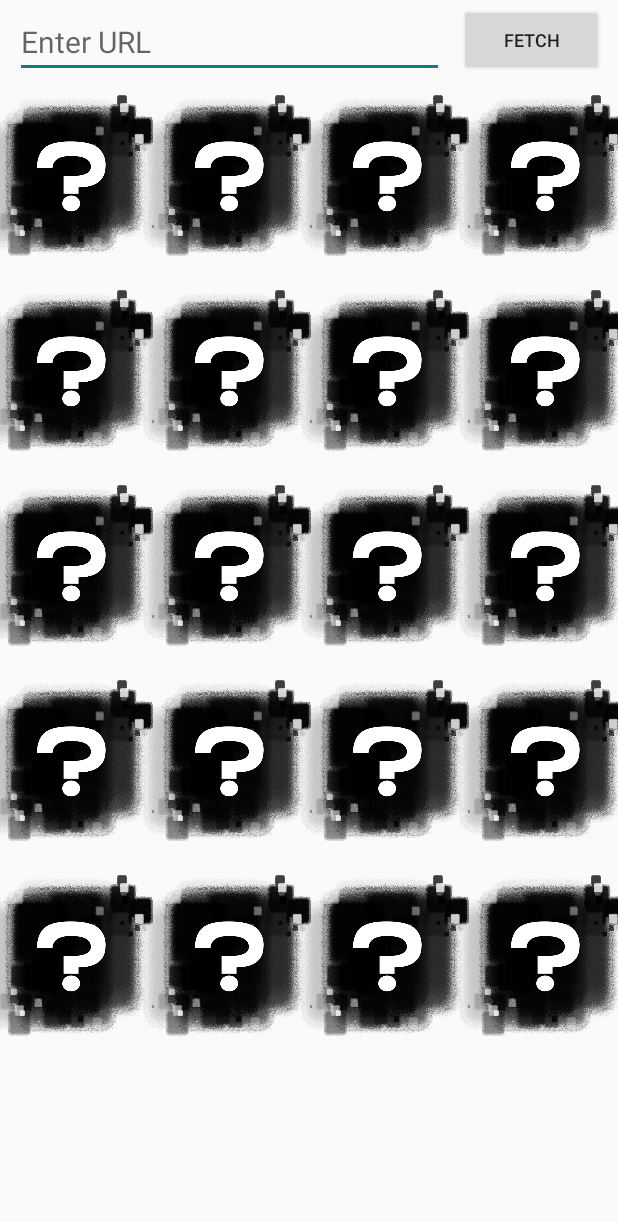
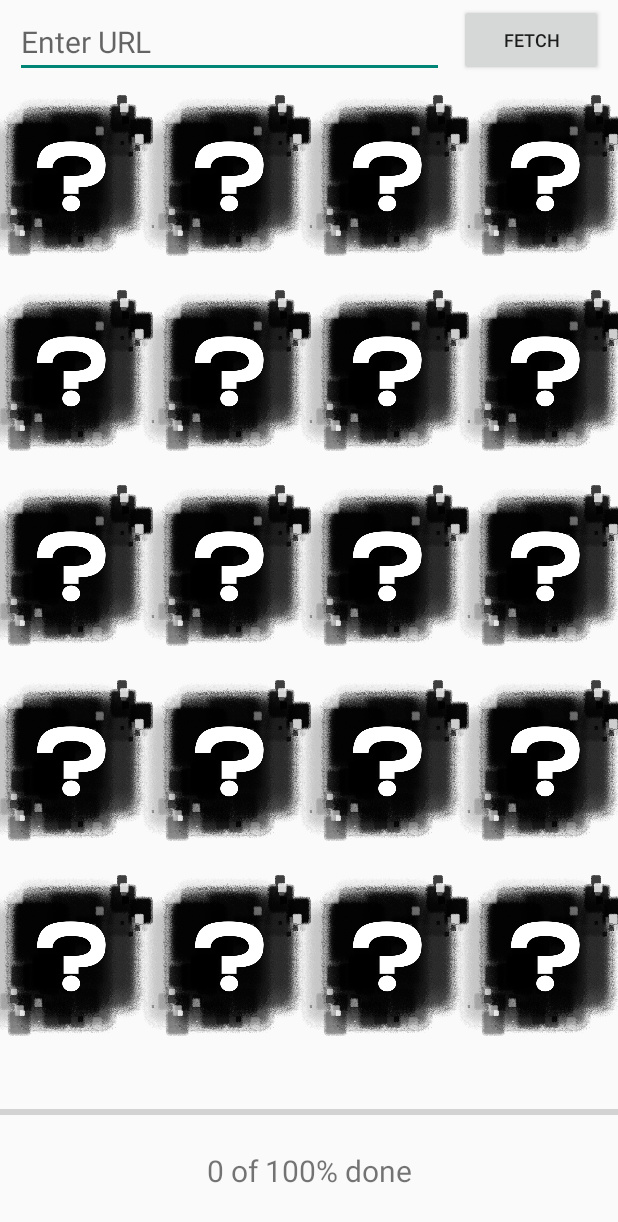
Before and after one commit to hash456/android_game, an Android app: the MainActivity screen opened directly, with no data from a screen before it, on a phone screen of 412 x 824 dp. Shown: the top 1222 px of the screen. Run offline under Robolectric (Android 15) with nearby library versions, the phone set to English and light mode, and no system bars.

Commit message:
progress bar loading - not attached to image download

```diff
--- a/app/src/main/res/layout/activity_main.xml
+++ b/app/src/main/res/layout/activity_main.xml
@@ -54,11 +54,11 @@
         app:layout_constraintLeft_toLeftOf="parent"
         app:layout_constraintRight_toRightOf="parent"
         app:layout_constraintTop_toBottomOf="@id/search_layout"
-        app:layout_constraintBottom_toBottomOf="parent"
+        app:layout_constraintBottom_toBottomOf="@id/progress_area"
 
         app:layout_constraintHorizontal_bias="0.5"
         app:layout_constraintVertical_bias="0.1"
-        app:layout_constraintHeight_percent="0.93">
+        app:layout_constraintHeight_percent="0.8">
 
         <GridView
             android:id="@+id/gridView"
@@ -74,4 +74,35 @@
 
     </LinearLayout>
 
+    <LinearLayout
+        android:id="@+id/progress_area"
+        android:layout_width="match_parent"
+        android:layout_height="0dp"
+        android:orientation="vertical"
+
+        app:layout_constraintTop_toBottomOf="@id/grid_wrapper"
+        app:layout_constraintBottom_toBottomOf="parent"
+        app:layout_constraintHeight_percent="0.13">
+
+        <ProgressBar
+            android:id="@+id/pgProgressBar"
+            style="?android:attr/progressBarStyleHorizontal"
+            android:layout_width="match_parent"
+            android:layout_height="wrap_content"
+            android:indeterminate="false"
+            android:max="100"
+            android:minHeight="50dp"
+            android:minWidth="200dp"
+            android:progress="0" />
+
+        <TextView
+            android:id="@+id/tvProgressPercentage"
+            android:layout_width="match_parent"
+            android:layout_height="wrap_content"
+            android:text="0 of 100% done"
+            android:textSize="20sp"
+            android:gravity="center"
+            android:layout_below="@+id/progressBar" />
+    </LinearLayout>
+
 </androidx.constraintlayout.widget.ConstraintLayout>
```
Also changed, not shown: app/src/main/java/iss/nus/androidgame/MainActivity.java (+33 -0 lines).
